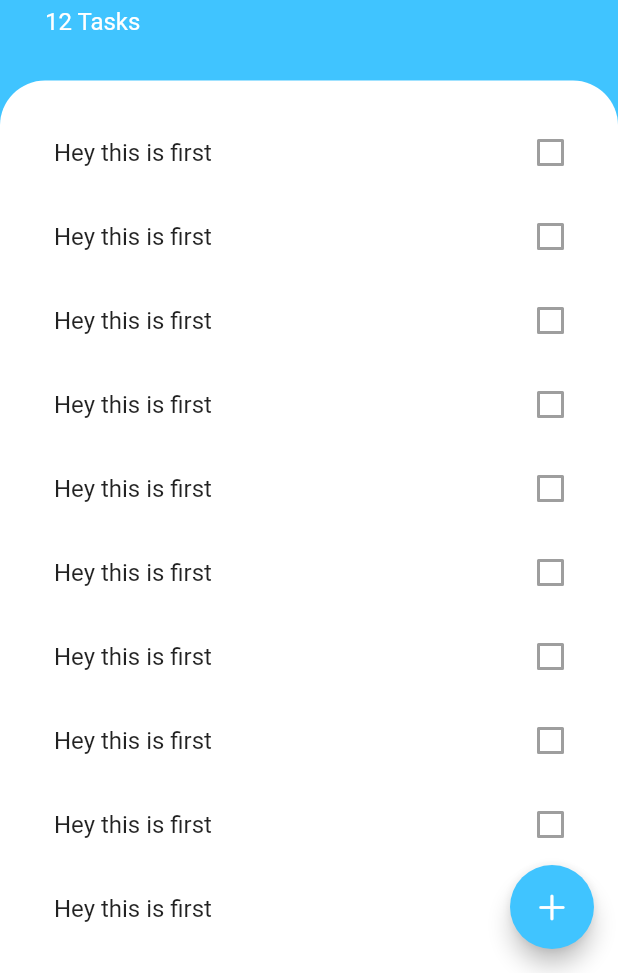
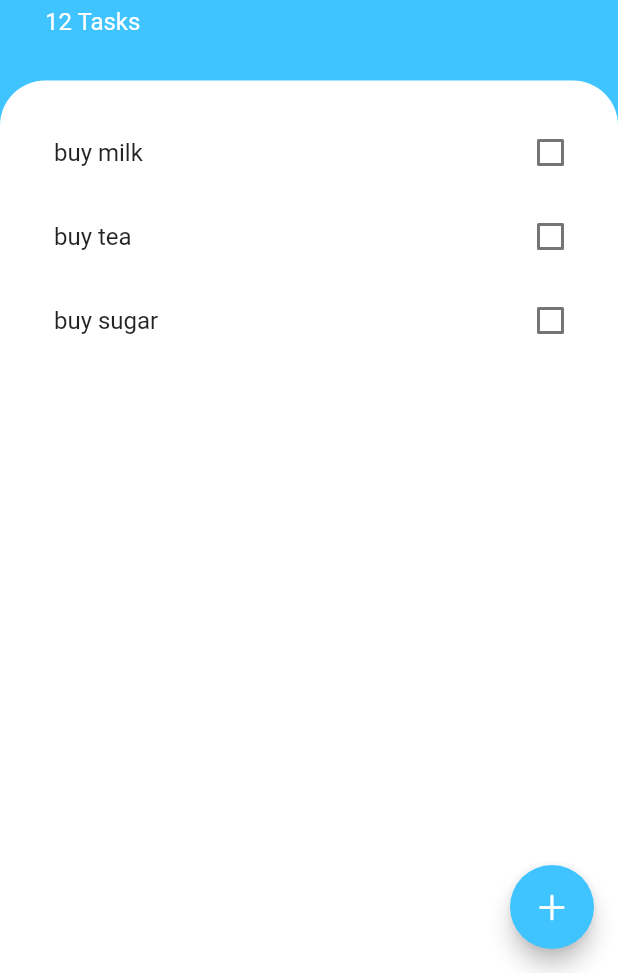
Before and after one commit to harshitarora-in/todoey-flutter-app, a Flutter app: the screen it shows after launch, on a phone screen of 412 x 824 dp, the part 263-1236 px from its top. Run offline on Flutter 3.47's test engine with Material 2 defaults, Android fonts, the phone set to English and light mode, and no system bars.

```diff
--- /dev/null
+++ b/lib/models/task.dart
@@ -0,0 +1,9 @@
+class Task {
+  bool isDone;
+  final String name;
+  Task({this.isDone = false, required this.name});
+
+  void toggleDone() {
+    isDone = !isDone;
+  }
+}
--- a/lib/widgets/addnewtask.dart
+++ b/lib/widgets/addnewtask.dart
@@ -1,4 +1,5 @@
 import 'package:flutter/material.dart';
+import 'package:todoey/models/task.dart';
 
 class AddNewTask extends StatelessWidget {
   @override
--- a/lib/widgets/tasklist.dart
+++ b/lib/widgets/tasklist.dart
@@ -1,27 +1,37 @@
 import 'package:flutter/material.dart';
 import 'tasktile.dart';
+import 'package:todoey/models/task.dart';
 
-class TaskList extends StatelessWidget {
+class TaskList extends StatefulWidget {
+  @override
+  _TaskListState createState() => _TaskListState();
+}
+
+class _TaskListState extends State<TaskList> {
+  List<Task> tasks = [
+    Task(name: 'buy milk'),
+    Task(name: 'buy tea'),
+    Task(name: 'buy sugar')
+  ];
+
   @override
   Widget build(BuildContext context) {
-    return ListView(
+    return ListView.builder(
       padding: EdgeInsets.fromLTRB(20.0, 20.0, 5.0, 70.0),
       addRepaintBoundaries: false,
       addSemanticIndexes: false,
-      children: [
-        TaskTile(),
-        TaskTile(),
-        TaskTile(),
-        TaskTile(),
-        TaskTile(),
-        TaskTile(),
-        TaskTile(),
-        TaskTile(),
-        TaskTile(),
-        TaskTile(),
-        TaskTile(),
-        TaskTile(),
-      ],
+      itemBuilder: (context, index) {
+        return TaskTile(
+          taskName: tasks[index].name,
+          isChecked: tasks[index].isDone,
+          toggleIsChecked: (value) {
+            setState(() {
+              tasks[index].toggleDone();
+            });
+          },
+        );
+      },
+      itemCount: tasks.length,
     );
   }
 }
--- a/lib/widgets/tasktile.dart
+++ b/lib/widgets/tasktile.dart
@@ -1,11 +1,25 @@
 import 'package:flutter/material.dart';
 
 class TaskTile extends StatelessWidget {
+  final bool isChecked;
+  final String taskName;
+  final Function toggleIsChecked;
+  TaskTile(
+      {required this.isChecked,
+      required this.taskName,
+      required this.toggleIsChecked});
   @override
   Widget build(BuildContext context) {
     return ListTile(
-      title: Text('Hey this is first'),
-      trailing: Checkbox(value: false, onChanged: null),
-    );
+        title: Text(taskName,
+            style: TextStyle(
+                decoration: isChecked ? TextDecoration.lineThrough : null)),
+        trailing: Checkbox(
+          activeColor: Colors.lightBlueAccent,
+          value: isChecked,
+          onChanged: (isChecked) {
+            toggleIsChecked(isChecked);
+          },
+        ));
   }
 }
```
